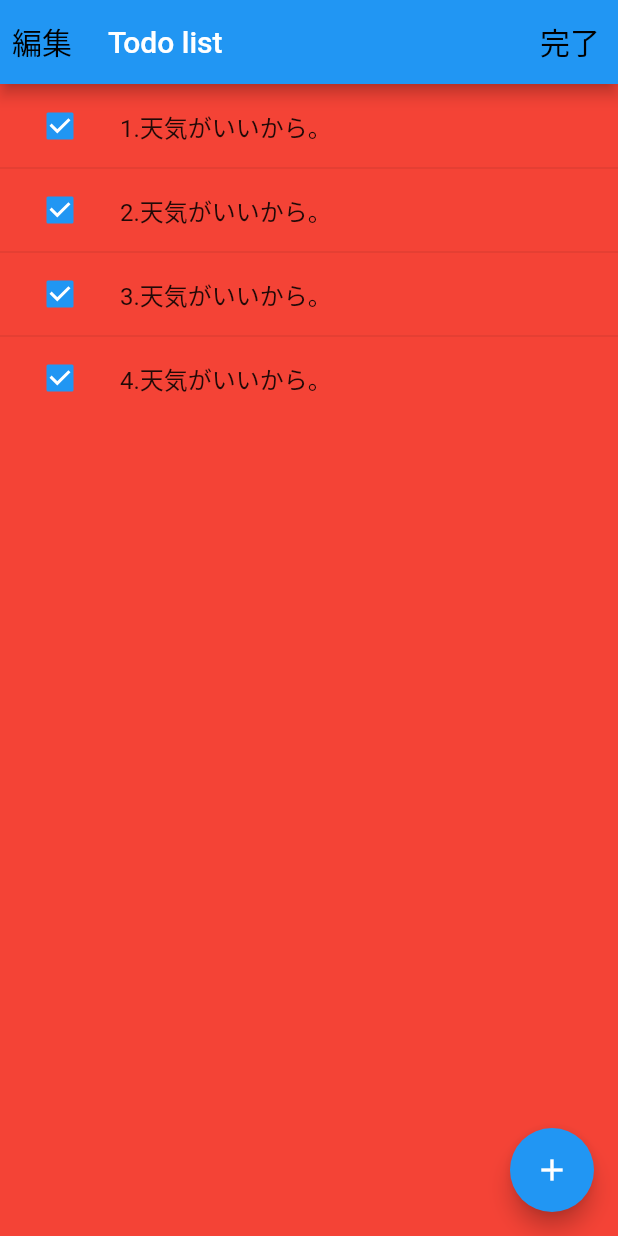
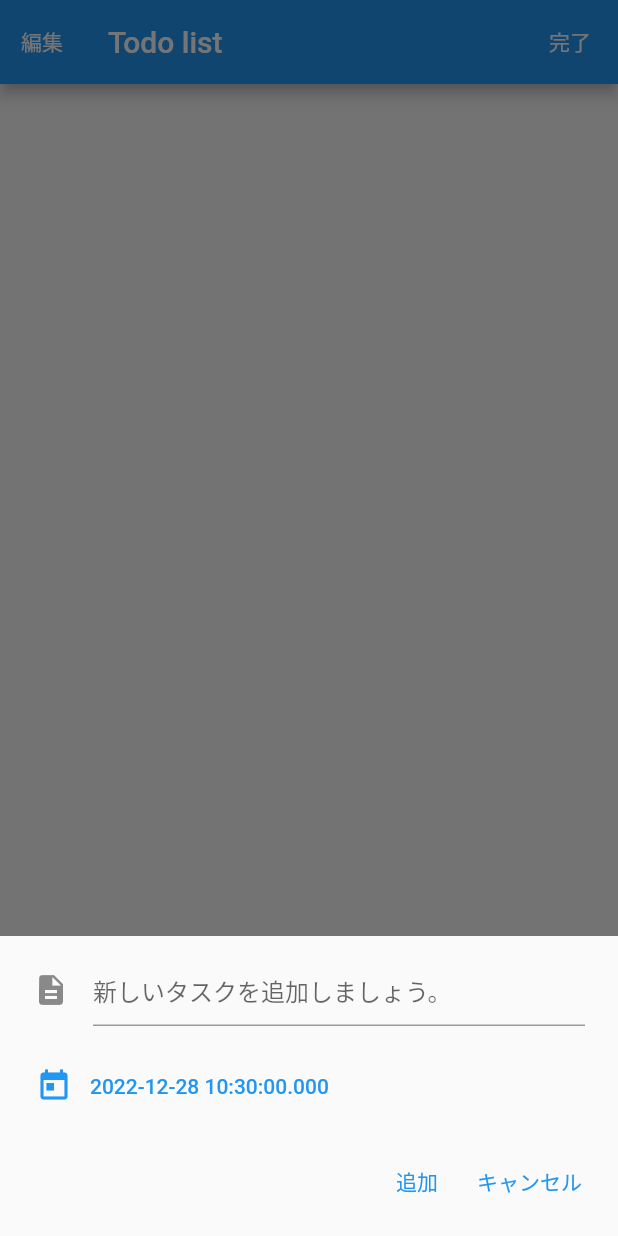
Before and after one commit to MasterHiei/todo_list, a Flutter app: the screen it shows after launch, after a tap on the "add" icon, on a phone screen of 412 x 824 dp. Run offline on Flutter 3.47's test engine with Material 2 defaults, Android fonts, the phone set to English and light mode, and no system bars.

Commit message:
lesson 2: create new todo

```diff
--- /dev/null
+++ b/lib/components/create_todo_bottom_sheet.dart
@@ -0,0 +1,95 @@
+import 'package:flutter/material.dart';
+
+import '../models/todo_item.dart';
+import 'todo_list_view.dart';
+
+class CreateTodoBottomSheet extends StatefulWidget {
+  const CreateTodoBottomSheet({
+    super.key,
+    required this.todoListViewKey,
+  });
+
+  final GlobalKey<TodoListViewState> todoListViewKey;
+
+  @override
+  State<CreateTodoBottomSheet> createState() => _CreateTodoBottomSheetState();
+}
+
+class _CreateTodoBottomSheetState extends State<CreateTodoBottomSheet> {
+  final _controller = TextEditingController();
+
+  @override
+  void dispose() {
+    _controller.dispose();
+    super.dispose();
+  }
+
+  @override
+  Widget build(BuildContext context) {
+    return Padding(
+      padding: EdgeInsets.only(
+        bottom: MediaQuery.of(context).viewInsets.bottom,
+      ),
+      child: Padding(
+        padding: const EdgeInsets.symmetric(
+          vertical: 12,
+          horizontal: 16,
+        ),
+        child: Column(
+          mainAxisSize: MainAxisSize.min,
+          children: [
+            Padding(
+              padding: const EdgeInsets.symmetric(horizontal: 6),
+              child: TextField(
+                controller: _controller,
+                decoration: const InputDecoration(
+                  icon: Icon(Icons.description),
+                  hintText: '新しいタスクを追加しましょう。',
+                ),
+              ),
+            ),
+            const SizedBox(height: 16),
+            TextButton(
+              onPressed: () {},
+              child: Row(
+                children: [
+                  const Icon(Icons.today),
+                  const SizedBox(width: 12),
+                  Text(DateTime.now().toString()),
+                ],
+              ),
+            ),
+            const SizedBox(height: 16),
+            Row(
+              mainAxisAlignment: MainAxisAlignment.end,
+              children: [
+                TextButton(
+                  onPressed: _onCreate,
+                  child: const Text('追加'),
+                ),
+                TextButton(
+                  onPressed: () => Navigator.pop(context),
+                  child: const Text('キャンセル'),
+                ),
+              ],
+            ),
+          ],
+        ),
+      ),
+    );
+  }
+
+  void _onCreate() {
+    final contents = _controller.text;
+    if (contents.isEmpty) {
+      return;
+    }
+    final todo = TodoItem(
+      contents: contents,
+      date: DateTime.now(),
+    );
+    widget.todoListViewKey.currentState?.add(todo);
+    _controller.clear();
+    Navigator.pop(context);
+  }
+}
--- /dev/null
+++ b/lib/components/index.dart
@@ -0,0 +1,4 @@
+export 'create_todo_bottom_sheet.dart';
+export 'todo_app_bar.dart';
+export 'todo_list_item_view.dart';
+export 'todo_list_view.dart';
--- /dev/null
+++ b/lib/components/todo_app_bar.dart
@@ -0,0 +1,31 @@
+import 'package:flutter/material.dart';
+
+class TodoAppBar extends StatelessWidget implements PreferredSizeWidget {
+  const TodoAppBar({Key? key}) : super(key: key);
+
+  @override
+  Widget build(BuildContext context) {
+    return AppBar(
+      leading: TextButton(
+        child: const Text(
+          '編集',
+          style: TextStyle(color: Colors.white),
+        ),
+        onPressed: () {},
+      ),
+      title: const Text('Todo list'),
+      actions: [
+        TextButton(
+          child: const Text(
+            '完了',
+            style: TextStyle(color: Colors.white),
+          ),
+          onPressed: () {},
+        ),
+      ],
+    );
+  }
+
+  @override
+  Size get preferredSize => const Size.fromHeight(kToolbarHeight);
+}
--- /dev/null
+++ b/lib/components/todo_list_item_view.dart
@@ -0,0 +1,24 @@
+import 'package:flutter/material.dart';
+
+import '../models/todo_item.dart';
+
+class TodoListItemView extends StatelessWidget {
+  const TodoListItemView(this.data, {super.key});
+
+  final TodoItem data;
+
+  @override
+  Widget build(BuildContext context) {
+    return ListTile(
+      leading: Checkbox(
+        onChanged: (_) {},
+        value: data.isCompleted,
+      ),
+      title: Text(data.contents),
+      subtitle: Text(data.date.toString()),
+      onTap: () {
+        debugPrint('33333');
+      },
+    );
+  }
+}
--- /dev/null
+++ b/lib/components/todo_list_view.dart
@@ -0,0 +1,26 @@
+import 'package:flutter/material.dart';
+
+import '../models/todo_item.dart';
+import 'todo_list_item_view.dart';
+
+class TodoListView extends StatefulWidget {
+  const TodoListView({super.key});
+
+  @override
+  State<TodoListView> createState() => TodoListViewState();
+}
+
+class TodoListViewState extends State<TodoListView> {
+  final _todos = <TodoItem>[];
+
+  @override
+  Widget build(BuildContext context) {
+    final items = _todos.map(TodoListItemView.new).toList();
+    return ListView.builder(
+      itemBuilder: (_, index) => items[index],
+      itemCount: items.length,
+    );
+  }
+
+  void add(TodoItem todo) => setState(() => _todos.add(todo));
+}
--- a/lib/main.dart
+++ b/lib/main.dart
@@ -1,4 +1,6 @@
 import 'package:flutter/material.dart';
+
+import 'pages/todo_home_page.dart';
 
 void main() {
   runApp(const MyApp());
@@ -11,92 +13,8 @@ class MyApp extends StatelessWidget {
   Widget build(BuildContext context) {
     return MaterialApp(
       title: 'Todo list',
-      theme: ThemeData(
-        scaffoldBackgroundColor: Colors.red,
-      ),
-      home: const TodoHome(),
+      theme: ThemeData.light(),
+      home: const TodoHomePage(),
     );
   }
 }
-
-class TodoHome extends StatelessWidget {
-  const TodoHome({Key? key}) : super(key: key);
-
-  @override
-  Widget build(BuildContext context) {
-    return Scaffold(
-      appBar: AppBar(
-        leading: TextButton(
-          child: const Text(
-            '編集',
-            style: TextStyle(color: Colors.black, fontSize: 20),
-          ),
-          onPressed: () {},
-        ),
-        title: const Text('Todo list'),
-        actions: [
-          TextButton(
-            child: const Text(
-              '完了',
-              style: TextStyle(color: Colors.black, fontSize: 20),
-            ),
-            onPressed: () {},
-          ),
-        ],
-      ),
-      body: ListView(
-        children: ListTile.divideTiles(
-          context: context,
-          tiles: [
-            ListTile(
-              leading: Checkbox(
-                onChanged: (_) {},
-                value: true,
-              ),
-              title: const Text('1.天気がいいから。'),
-              onTap: () {
-                debugPrint('11111');
-              },
-            ),
-            ListTile(
-              leading: Checkbox(
-                onChanged: (_) {},
-                value: true,
-              ),
-              title: const Text('2.天気がいいから。'),
-              onTap: () {
-                debugPrint('22222');
-              },
-            ),
-            ListTile(
-              leading: Checkbox(
-                onChanged: (_) {},
-                value: true,
-              ),
-              title: const Text('3.天気がいいから。'),
-              onTap: () {
-                debugPrint('33333');
-              },
-            ),
-            ListTile(
-              leading: Checkbox(
-                onChanged: (_) {},
-                value: true,
-              ),
-              title: const Text('4.天気がいいから。'),
-              onTap: () {
-                debugPrint('44444');
-              },
-            ),
-          ],
-        ).toList(),
-      ),
-      floatingActionButton: FloatingActionButton(
-        onPressed: () {
-          debugPrint('tap tap');
-        },
-        child: const Icon(Icons.add),
-      ),
-    );
-  }
-}
--- /dev/null
+++ b/lib/models/todo_item.dart
@@ -0,0 +1,11 @@
+class TodoItem {
+  const TodoItem({
+    required this.contents,
+    required this.date,
+    this.isCompleted = false,
+  });
+
+  final String contents;
+  final DateTime date;
+  final bool isCompleted;
+}
--- /dev/null
+++ b/lib/pages/todo_home_page.dart
@@ -0,0 +1,35 @@
+import 'package:flutter/material.dart';
+
+import '../components/index.dart';
+
+class TodoHomePage extends StatefulWidget {
+  const TodoHomePage({Key? key}) : super(key: key);
+
+  @override
+  State<TodoHomePage> createState() => _TodoHomePageState();
+}
+
+class _TodoHomePageState extends State<TodoHomePage> {
+  final _todoListViewKey = GlobalKey<TodoListViewState>();
+
+  @override
+  Widget build(BuildContext context) {
+    return Scaffold(
+      appBar: const TodoAppBar(),
+      body: TodoListView(key: _todoListViewKey),
+      floatingActionButton: FloatingActionButton(
+        onPressed: () {
+          showModalBottomSheet(
+            context: context,
+            builder: (_) => CreateTodoBottomSheet(
+              todoListViewKey: _todoListViewKey,
+            ),
+            isScrollControlled: true,
+            isDismissible: false,
+          );
+        },
+        child: const Icon(Icons.add),
+      ),
+    );
+  }
+}
```
